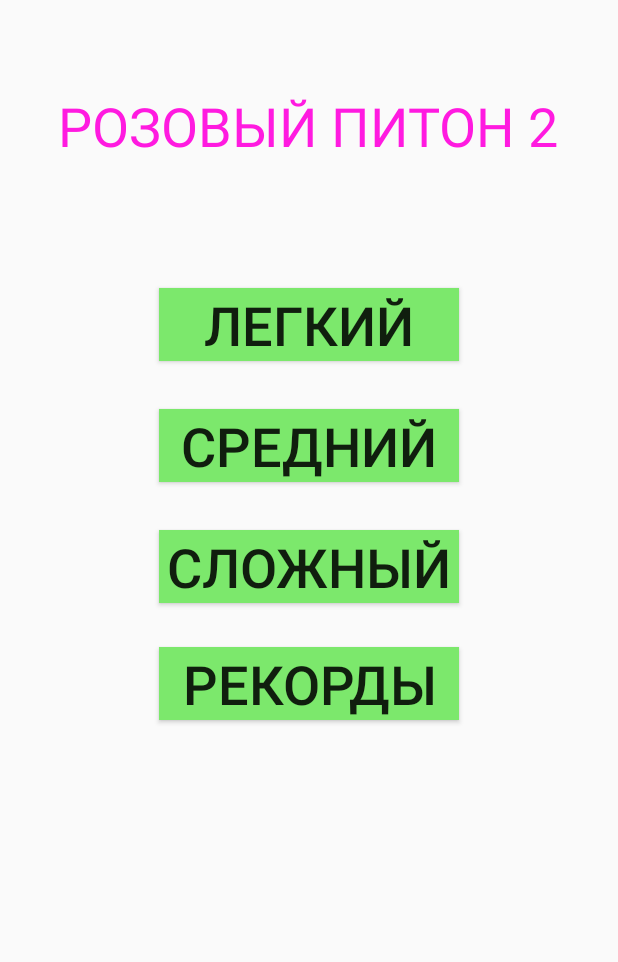
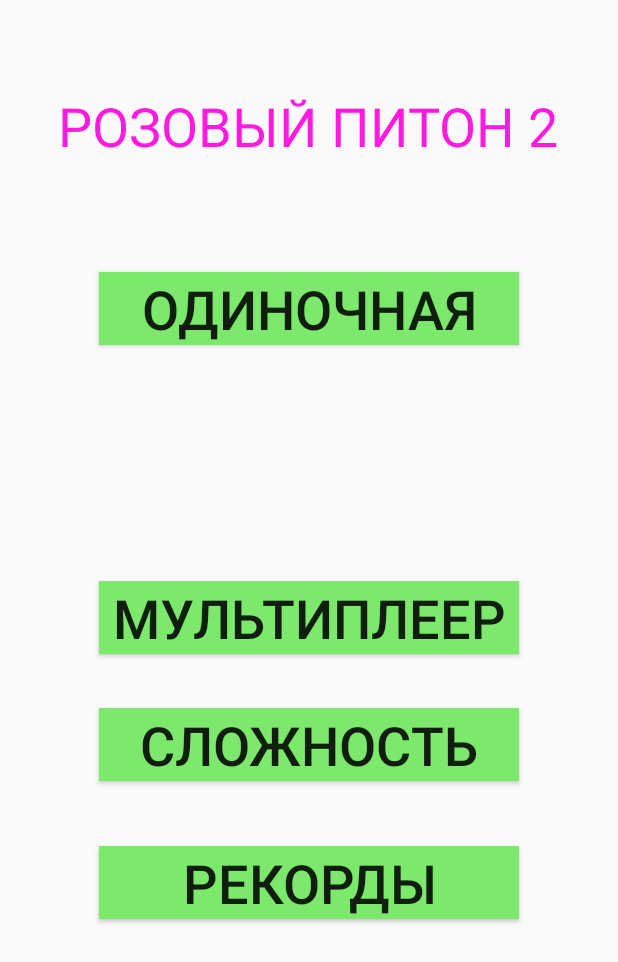
Before and after one commit to RostislavShtanko/Snake-for-android, an Android app: the screen it shows after launch (MainActivity), on a phone screen of 412 x 824 dp. Shown: the top 962 px of the screen. Run offline under Robolectric (Android 15) with nearby library versions, the phone set to English and light mode, and no system bars.

```diff
--- a/app/src/main/res/layout/content_main.xml
+++ b/app/src/main/res/layout/content_main.xml
@@ -28,59 +28,62 @@
     <Button
         android:layout_width="wrap_content"
         android:layout_height="wrap_content"
-        android:text="Легкий"
-        android:id="@+id/button1"
-        android:layout_below="@+id/textView"
-        android:layout_centerHorizontal="true"
-        android:layout_marginTop="84dp"
-        android:width="200dp"
-        android:textSize="36dp"
+        android:text="Рекорды"
+        android:id="@+id/button_records"
+        android:width="280dp"
+        android:textSize="36sp"
         android:textAlignment="center"
         android:background="#7ce86c"
-        android:onClick="goEasy" />
+        android:onClick="showRecords"
+        android:nestedScrollingEnabled="false"
+        android:layout_alignWithParentIfMissing="false"
+        android:layout_marginTop="43dp"
+        android:layout_below="@+id/button_comp"
+        android:layout_alignLeft="@+id/button_comp"
+        android:layout_alignStart="@+id/button_comp" />
 
     <Button
         android:layout_width="wrap_content"
         android:layout_height="wrap_content"
-        android:text="Средний"
-        android:id="@+id/button2"
-        android:width="200dp"
-        android:textSize="36dp"
+        android:text="МУЛЬТИПЛЕЕР"
+        android:id="@+id/button_mult"
+        android:width="280dp"
+        android:textSize="36sp"
         android:textAlignment="center"
-        android:layout_below="@+id/button1"
-        android:layout_alignLeft="@+id/button1"
-        android:layout_alignStart="@+id/button1"
-        android:layout_marginTop="32dp"
         android:background="#7ce86c"
-        android:onClick="goMedium" />
+        android:onClick="goMult"
+        android:nestedScrollingEnabled="false"
+        android:layout_centerVertical="true"
+        android:layout_alignLeft="@+id/button_single"
+        android:layout_alignStart="@+id/button_single" />
 
     <Button
         android:layout_width="wrap_content"
         android:layout_height="wrap_content"
-        android:text="Сложный"
-        android:id="@+id/button3"
-        android:width="200dp"
+        android:text="СЛОЖНОСТЬ"
+        android:id="@+id/button_comp"
+        android:width="280dp"
         android:textSize="36sp"
         android:textAlignment="center"
-        android:layout_marginTop="32dp"
-        android:layout_below="@+id/button2"
-        android:layout_alignLeft="@+id/button2"
-        android:layout_alignStart="@+id/button2"
         android:background="#7ce86c"
-        android:onClick="goHard" />
+        android:onClick="goComp"
+        android:nestedScrollingEnabled="false"
+        android:layout_marginTop="36dp"
+        android:layout_below="@+id/button_mult"
+        android:layout_alignLeft="@+id/button_mult"
+        android:layout_alignStart="@+id/button_mult" />
 
     <Button
         android:layout_width="wrap_content"
         android:layout_height="wrap_content"
-        android:text="Рекорды"
-        android:id="@+id/button_records"
-        android:width="200dp"
+        android:text="ОДИНОЧНАЯ"
+        android:id="@+id/button_single"
+        android:width="280dp"
         android:textSize="36sp"
         android:textAlignment="center"
         android:background="#7ce86c"
-        android:onClick="showRecords"
-        android:layout_marginTop="29dp"
-        android:layout_below="@+id/button3"
+        android:onClick="goSingle"
+        android:nestedScrollingEnabled="false"
         android:layout_centerHorizontal="true"
-        android:nestedScrollingEnabled="false" />
+        android:layout_marginTop="165dp" />
 </RelativeLayout>
--- a/app/src/main/res/values/strings.xml
+++ b/app/src/main/res/values/strings.xml
@@ -4,4 +4,5 @@
     <string name="title_activity_game">GameActivity</string>
     <string name="title_activity_records">RecordsActivity</string>
     <string name="title_activity_add_record">AddRecordActivity</string>
+    <string name="title_activity_complexity">Complexity</string>
 </resources>
```
Also changed, not shown: app/src/main/AndroidManifest.xml (+9 -0 lines), app/src/main/java/com/test/snake/ButtonControl.java (added, +44 -0 lines), app/src/main/java/com/test/snake/CanvasButton.java (renamed from app/src/main/java/com/test/snake/Button.java, +5 -5 lines), app/src/main/java/com/test/snake/Complexity.java (added, +55 -0 lines), app/src/main/java/com/test/snake/DatabaseHelper.java (+9 -0 lines), app/src/main/java/com/test/snake/DatabaseModel.java (+27 -4 lines), app/src/main/java/com/test/snake/DrawBehavior.java (+2 -0 lines), app/src/main/java/com/test/snake/Game.java (+113 -22 lines), app/src/main/java/com/test/snake/GameActivity.java (+6 -8 lines), app/src/main/java/com/test/snake/GameView.java (+22 -2 lines), app/src/main/java/com/test/snake/MainActivity.java (+17 -18 lines), app/src/main/java/com/test/snake/Snake.java (+11 -29 lines), app/src/main/java/com/test/snake/TouchControl.java (+4 -2 lines), app/src/main/res/layout/activity_complexity.xml (added, +12 -0 lines), 1 more files.
